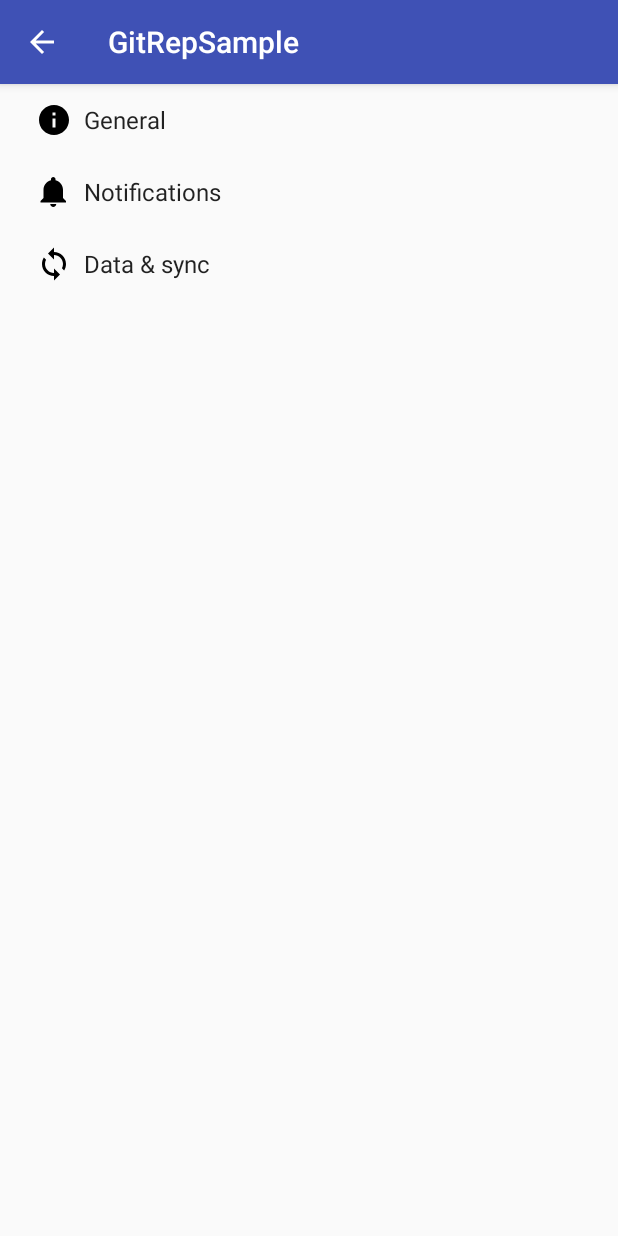
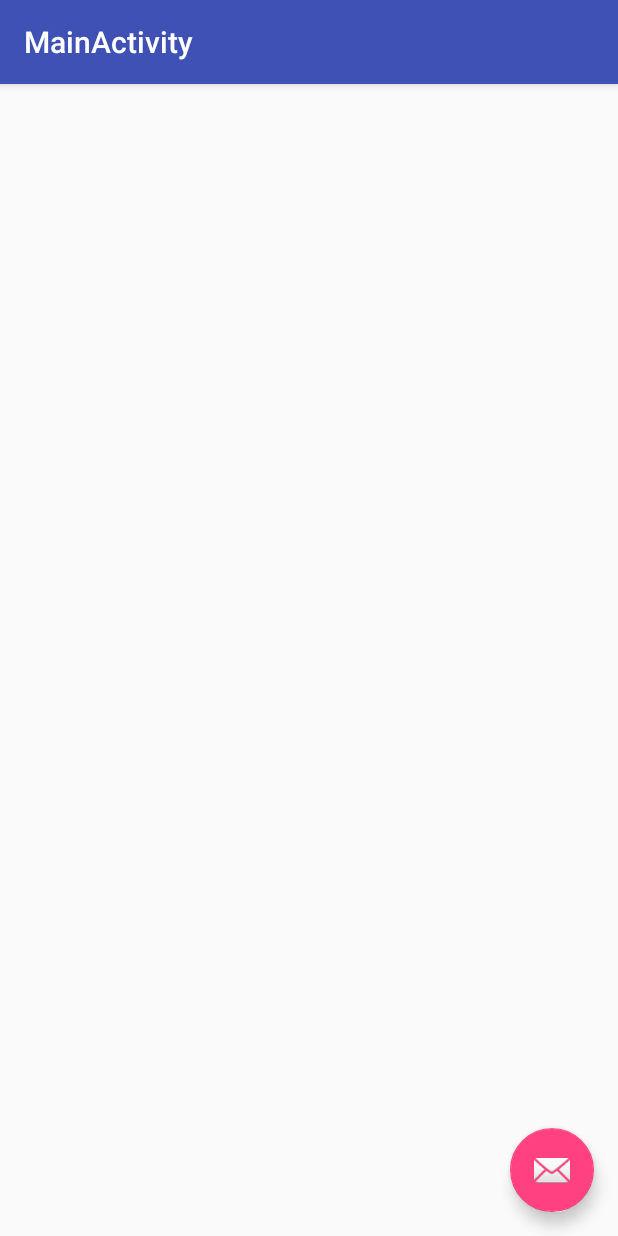
Before and after one commit to vansikrishna/GitRepSampler, an Android app: the screen it shows after launch (SettingsActivity before the commit, MainActivity after it), on a phone screen of 412 x 824 dp. Run offline under Robolectric (Android 15) with nearby library versions, the phone set to English and light mode, and no system bars.

```diff
--- a/app/build.gradle
+++ b/app/build.gradle
@@ -28,5 +28,8 @@ dependencies {
     compile 'com.android.support:appcompat-v7:26.+'
     compile 'com.android.support:support-v4:26.+'
     compile 'com.android.support:support-vector-drawable:26.+'
+    compile 'com.android.support.constraint:constraint-layout:1.0.2'
+    compile 'com.android.support:design:26.+'
     testCompile 'junit:junit:4.12'
+    compile project(path: ':mylibrary')
 }
--- a/app/src/main/AndroidManifest.xml
+++ b/app/src/main/AndroidManifest.xml
@@ -12,6 +12,11 @@
         <activity
             android:name=".SettingsActivity"
             android:label="@string/app_name">
+        </activity>
+        <activity
+            android:name=".MainActivity"
+            android:label="@string/title_activity_main"
+            android:theme="@style/AppTheme.NoActionBar">
             <intent-filter>
                 <action android:name="android.intent.action.MAIN" />
 
--- /dev/null
+++ b/app/src/main/java/com/gitrep/gitrepsample/MainActivity.java
@@ -0,0 +1,49 @@
+package com.gitrep.gitrepsample;
+
+import android.os.Bundle;
+import android.support.design.widget.FloatingActionButton;
+import android.support.design.widget.Snackbar;
+import android.support.v7.app.AppCompatActivity;
+import android.support.v7.widget.Toolbar;
+import android.util.Log;
+import android.view.View;
+
+import com.gitrep.mylibrary.DecodeJson;
+
+public class MainActivity extends AppCompatActivity {
+
+    final String json = "{\n" +
+            "  \"name\": \"Vansi\",\n" +
+            "  \"collegeName\": \"Pydah\",\n" +
+            "  \"age\": 30\n" +
+            "}";
+
+    @Override
+    protected void onCreate(Bundle savedInstanceState) {
+        super.onCreate(savedInstanceState);
+        setContentView(R.layout.activity_main);
+        Toolbar toolbar = (Toolbar) findViewById(R.id.toolbar);
+        setSupportActionBar(toolbar);
+
+        FloatingActionButton fab = (FloatingActionButton) findViewById(R.id.fab);
+        fab.setOnClickListener(new View.OnClickListener() {
+            @Override
+            public void onClick(View view) {
+                Snackbar.make(view, "Replace with your own action", Snackbar.LENGTH_LONG)
+                        .setAction("Action", null).show();
+            }
+        });
+        try{
+            Student student = (Student) DecodeJson.decode(json, Student.class);
+            if(student != null)
+                Log.e("SPE_TAG", "Student not null and gives "+student.name);
+            else
+                Log.e("SPE_TAG", "Student is null");
+        }
+        catch (Exception e){
+            e.printStackTrace();
+            Log.e("SPE_TAG", "Student code had exception as "+e.toString());
+        }
+    }
+
+}
--- /dev/null
+++ b/app/src/main/java/com/gitrep/gitrepsample/Student.java
@@ -0,0 +1,14 @@
+package com.gitrep.gitrepsample;
+
+import java.io.Serializable;
+
+/**
+ * Created by c029312 on 10/11/17.
+ */
+
+public class Student implements Serializable {
+
+    public String name;
+    public String collegeName;
+    public int age;
+}
--- /dev/null
+++ b/app/src/main/res/layout/activity_main.xml
@@ -0,0 +1,33 @@
+<?xml version="1.0" encoding="utf-8"?>
+<android.support.design.widget.CoordinatorLayout xmlns:android="http://schemas.android.com/apk/res/android"
+    xmlns:app="http://schemas.android.com/apk/res-auto"
+    xmlns:tools="http://schemas.android.com/tools"
+    android:layout_width="match_parent"
+    android:layout_height="match_parent"
+    tools:context="com.gitrep.gitrepsample.MainActivity">
+
+    <android.support.design.widget.AppBarLayout
+        android:layout_width="match_parent"
+        android:layout_height="wrap_content"
+        android:theme="@style/AppTheme.AppBarOverlay">
+
+        <android.support.v7.widget.Toolbar
+            android:id="@+id/toolbar"
+            android:layout_width="match_parent"
+            android:layout_height="?attr/actionBarSize"
+            android:background="?attr/colorPrimary"
+            app:popupTheme="@style/AppTheme.PopupOverlay" />
+
+    </android.support.design.widget.AppBarLayout>
+
+    <include layout="@layout/content_main" />
+
+    <android.support.design.widget.FloatingActionButton
+        android:id="@+id/fab"
+        android:layout_width="wrap_content"
+        android:layout_height="wrap_content"
+        android:layout_gravity="bottom|end"
+        android:layout_margin="@dimen/fab_margin"
+        app:srcCompat="@android:drawable/ic_dialog_email" />
+
+</android.support.design.widget.CoordinatorLayout>
--- /dev/null
+++ b/app/src/main/res/layout/content_main.xml
@@ -0,0 +1,11 @@
+<?xml version="1.0" encoding="utf-8"?>
+<android.support.constraint.ConstraintLayout xmlns:android="http://schemas.android.com/apk/res/android"
+    xmlns:app="http://schemas.android.com/apk/res-auto"
+    xmlns:tools="http://schemas.android.com/tools"
+    android:layout_width="match_parent"
+    android:layout_height="match_parent"
+    app:layout_behavior="@string/appbar_scrolling_view_behavior"
+    tools:context="com.gitrep.gitrepsample.MainActivity"
+    tools:showIn="@layout/activity_main">
+
+</android.support.constraint.ConstraintLayout>
--- /dev/null
+++ b/app/src/main/res/values/dimens.xml
@@ -0,0 +1,3 @@
+<resources>
+    <dimen name="fab_margin">16dp</dimen>
+</resources>
--- a/app/src/main/res/values/strings.xml
+++ b/app/src/main/res/values/strings.xml
@@ -72,4 +72,5 @@
     <string name="pref_ringtone_silent">Silent</string>
 
     <string name="pref_title_vibrate">Vibrate</string>
+    <string name="title_activity_main">MainActivity</string>
 </resources>
--- a/app/src/main/res/values/styles.xml
+++ b/app/src/main/res/values/styles.xml
@@ -8,4 +8,13 @@
         <item name="colorAccent">@color/colorAccent</item>
     </style>
 
+    <style name="AppTheme.NoActionBar">
+        <item name="windowActionBar">false</item>
+        <item name="windowNoTitle">true</item>
+    </style>
+
+    <style name="AppTheme.AppBarOverlay" parent="ThemeOverlay.AppCompat.Dark.ActionBar" />
+
+    <style name="AppTheme.PopupOverlay" parent="ThemeOverlay.AppCompat.Light" />
+
 </resources>
--- a/mylibrary/build.gradle
+++ b/mylibrary/build.gradle
@@ -28,4 +28,5 @@ dependencies {
     })
     compile 'com.android.support:appcompat-v7:26.+'
     testCompile 'junit:junit:4.12'
+    compile 'com.google.code.gson:gson:2.8.2'
 }
--- /dev/null
+++ b/mylibrary/src/main/java/com/gitrep/mylibrary/DecodeJson.java
@@ -0,0 +1,14 @@
+package com.gitrep.mylibrary;
+
+import com.google.gson.Gson;
+
+/**
+ * Created by c029312 on 10/11/17.
+ */
+
+public class DecodeJson {
+
+    public static Object decode(String json, Class clazzName) throws Exception{
+        return new Gson().fromJson(json, clazzName);
+    }
+}
```
Also changed, not shown: 1 other file.
